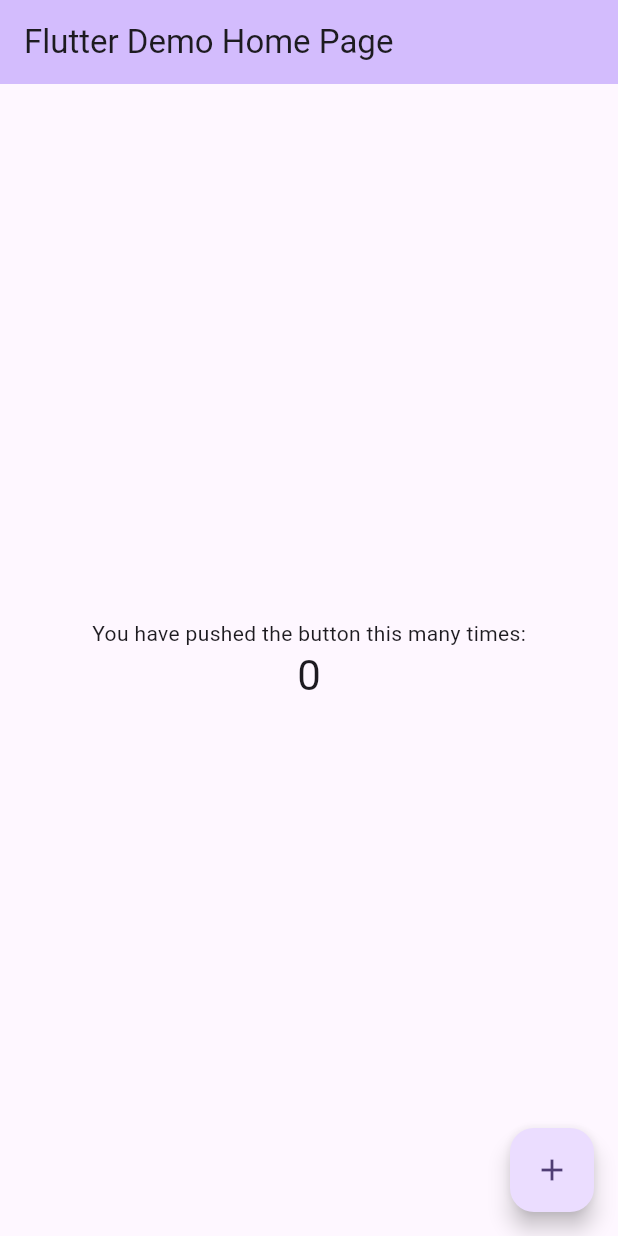
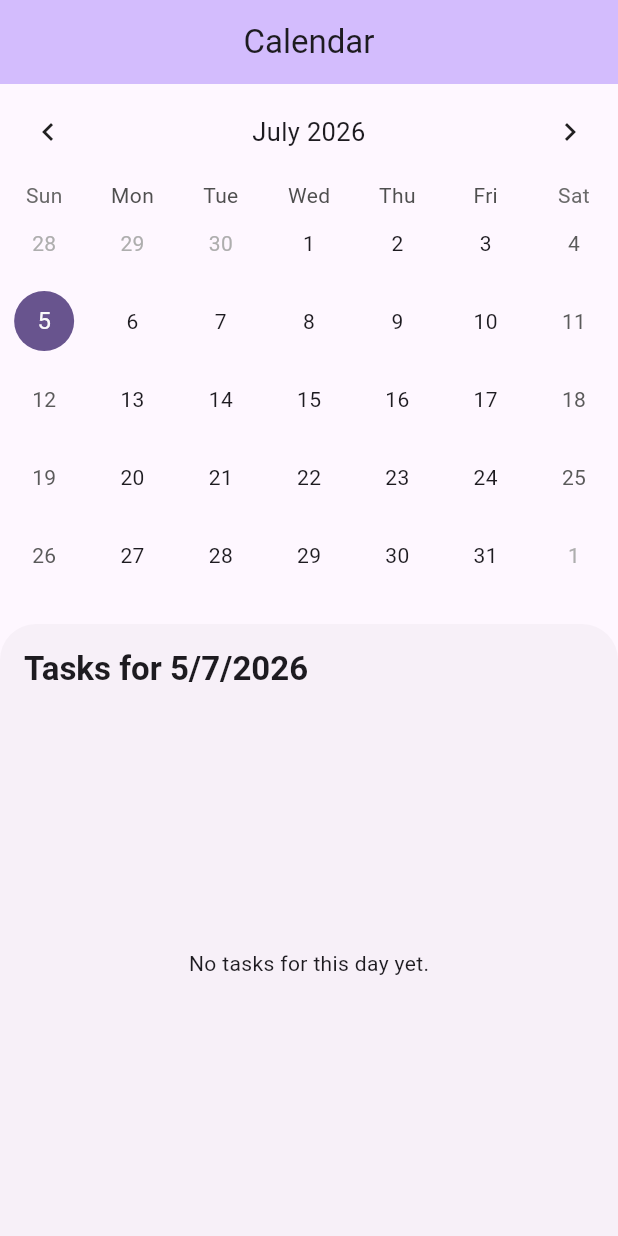
Before and after one commit to LucQuangMinh/smart-task-manager, a Flutter app: the screen it shows after launch, on a phone screen of 412 x 824 dp. Run offline on Flutter 3.47's test engine with Material 3 defaults, Android fonts, the phone set to English and light mode, and no system bars; drawn by our look-alikes of table_calendar.

Commit message:
Implement basic calendar UI with table_calendar

```diff
--- a/lib/main.dart
+++ b/lib/main.dart
@@ -1,4 +1,5 @@
 import 'package:flutter/material.dart';
+import 'package:table_calendar/table_calendar.dart';
 
 void main() {
   runApp(const MyApp());
@@ -7,115 +8,121 @@ void main() {
 class MyApp extends StatelessWidget {
   const MyApp({super.key});
 
-  // This widget is the root of your application.
   @override
   Widget build(BuildContext context) {
     return MaterialApp(
-      title: 'Flutter Demo',
+      title: 'Smart Task Manager',
       theme: ThemeData(
-        // This is the theme of your application.
-        //
-        // TRY THIS: Try running your application with "flutter run". You'll see
-        // the application has a purple toolbar. Then, without quitting the app,
-        // try changing the seedColor in the colorScheme below to Colors.green
-        // and then invoke "hot reload" (save your changes or press the "hot
-        // reload" button in a Flutter-supported IDE, or press "r" if you used
-        // the command line to start the app).
-        //
-        // Notice that the counter didn't reset back to zero; the application
-        // state is not lost during the reload. To reset the state, use hot
-        // restart instead.
-        //
-        // This works for code too, not just values: Most code changes can be
-        // tested with just a hot reload.
-        colorScheme: .fromSeed(seedColor: Colors.deepPurple),
+        colorScheme: ColorScheme.fromSeed(seedColor: Colors.deepPurple),
+        useMaterial3: true,
       ),
-      home: const MyHomePage(title: 'Flutter Demo Home Page'),
+      home: const CalendarScreen(),
+      debugShowCheckedModeBanner: false,
     );
   }
 }
 
-class MyHomePage extends StatefulWidget {
-  const MyHomePage({super.key, required this.title});
-
-  // This widget is the home page of your application. It is stateful, meaning
-  // that it has a State object (defined below) that contains fields that affect
-  // how it looks.
-
-  // This class is the configuration for the state. It holds the values (in this
-  // case the title) provided by the parent (in this case the App widget) and
-  // used by the build method of the State. Fields in a Widget subclass are
-  // always marked "final".
-
-  final String title;
+class CalendarScreen extends StatefulWidget {
+  const CalendarScreen({super.key});
 
   @override
-  State<MyHomePage> createState() => _MyHomePageState();
+  State<CalendarScreen> createState() => _CalendarScreenState();
 }
 
-class _MyHomePageState extends State<MyHomePage> {
-  int _counter = 0;
+class _CalendarScreenState extends State<CalendarScreen> {
+  CalendarFormat _calendarFormat = CalendarFormat.month;
+  DateTime _focusedDay = DateTime.now();
+  DateTime? _selectedDay;
 
-  void _incrementCounter() {
-    setState(() {
-      // This call to setState tells the Flutter framework that something has
-      // changed in this State, which causes it to rerun the build method below
-      // so that the display can reflect the updated values. If we changed
-      // _counter without calling setState(), then the build method would not be
-      // called again, and so nothing would appear to happen.
-      _counter++;
-    });
+  @override
+  void initState() {
+    super.initState();
+    _selectedDay = _focusedDay;
   }
 
   @override
   Widget build(BuildContext context) {
-    // This method is rerun every time setState is called, for instance as done
-    // by the _incrementCounter method above.
-    //
-    // The Flutter framework has been optimized to make rerunning build methods
-    // fast, so that you can just rebuild anything that needs updating rather
-    // than having to individually change instances of widgets.
     return Scaffold(
       appBar: AppBar(
-        // TRY THIS: Try changing the color here to a specific color (to
-        // Colors.amber, perhaps?) and trigger a hot reload to see the AppBar
-        // change color while the other colors stay the same.
+        title: const Text('Calendar'),
         backgroundColor: Theme.of(context).colorScheme.inversePrimary,
-        // Here we take the value from the MyHomePage object that was created by
-        // the App.build method, and use it to set our appbar title.
-        title: Text(widget.title),
+        centerTitle: true,
       ),
-      body: Center(
-        // Center is a layout widget. It takes a single child and positions it
-        // in the middle of the parent.
+      body: Column(
+        children: [
+          TableCalendar(
+            firstDay: DateTime.utc(2020, 10, 16),
+            lastDay: DateTime.utc(2030, 3, 14),
+            focusedDay: _focusedDay,
+            calendarFormat: _calendarFormat,
+            selectedDayPredicate: (day) {
+              return isSameDay(_selectedDay, day);
+            },
+            onDaySelected: (selectedDay, focusedDay) {
+              if (!isSameDay(_selectedDay, selectedDay)) {
+                setState(() {
+                  _selectedDay = selectedDay;
+                  _focusedDay = focusedDay;
+                });
+              }
+            },
+            onFormatChanged: (format) {
+              if (_calendarFormat != format) {
+                setState(() {
+                  _calendarFormat = format;
+                });
+              }
+            },
+            onPageChanged: (focusedDay) {
+              _focusedDay = focusedDay;
+            },
+            calendarStyle: CalendarStyle(
+              todayDecoration: BoxDecoration(
+                color: Theme.of(context).colorScheme.secondaryContainer,
+                shape: BoxShape.circle,
+              ),
+              todayTextStyle: TextStyle(
+                color: Theme.of(context).colorScheme.onSecondaryContainer,
+              ),
+              selectedDecoration: BoxDecoration(
+                color: Theme.of(context).colorScheme.primary,
+                shape: BoxShape.circle,
+              ),
+            ),
+            headerStyle: const HeaderStyle(
+              formatButtonVisible: false,
+              titleCentered: true,
+            ),
+          ),
+          const SizedBox(height: 20),
+          Expanded(
+            child: Container(
+              width: double.infinity,
+              padding: const EdgeInsets.all(16.0),
+              decoration: BoxDecoration(
+                color: Theme.of(context).colorScheme.surfaceContainerHighest.withOpacity(0.3),
+                borderRadius: const BorderRadius.vertical(top: Radius.circular(24)),
+              ),
               child: Column(
-          // Column is also a layout widget. It takes a list of children and
-          // arranges them vertically. By default, it sizes itself to fit its
-          // children horizontally, and tries to be as tall as its parent.
-          //
-          // Column has various properties to control how it sizes itself and
-          // how it positions its children. Here we use mainAxisAlignment to
-          // center the children vertically; the main axis here is the vertical
-          // axis because Columns are vertical (the cross axis would be
-          // horizontal).
-          //
-          // TRY THIS: Invoke "debug painting" (choose the "Toggle Debug Paint"
-          // action in the IDE, or press "p" in the console), to see the
-          // wireframe for each widget.
-          mainAxisAlignment: .center,
+                crossAxisAlignment: CrossAxisAlignment.start,
                 children: [
-            const Text('You have pushed the button this many times:'),
                   Text(
-              '$_counter',
-              style: Theme.of(context).textTheme.headlineMedium,
+                    'Tasks for ${_selectedDay?.day}/${_selectedDay?.month}/${_selectedDay?.year}',
+                    style: Theme.of(context).textTheme.titleLarge?.copyWith(
+                          fontWeight: FontWeight.bold,
+                        ),
+                  ),
+                  const SizedBox(height: 16),
+                  const Expanded(
+                    child: Center(
+                      child: Text('No tasks for this day yet.'),
+                    ),
                   ),
                 ],
               ),
             ),
-      floatingActionButton: FloatingActionButton(
-        onPressed: _incrementCounter,
-        tooltip: 'Increment',
-        child: const Icon(Icons.add),
+          ),
+        ],
       ),
     );
   }
--- a/pubspec.yaml
+++ b/pubspec.yaml
@@ -34,6 +34,7 @@ dependencies:
   # The following adds the Cupertino Icons font to your application.
   # Use with the CupertinoIcons class for iOS style icons.
   cupertino_icons: ^1.0.8
+  table_calendar: ^3.2.0
 
 dev_dependencies:
   flutter_test:
```
Also changed, not shown: pubspec.lock. Lines whose indentation alone changed are shown as unchanged.
